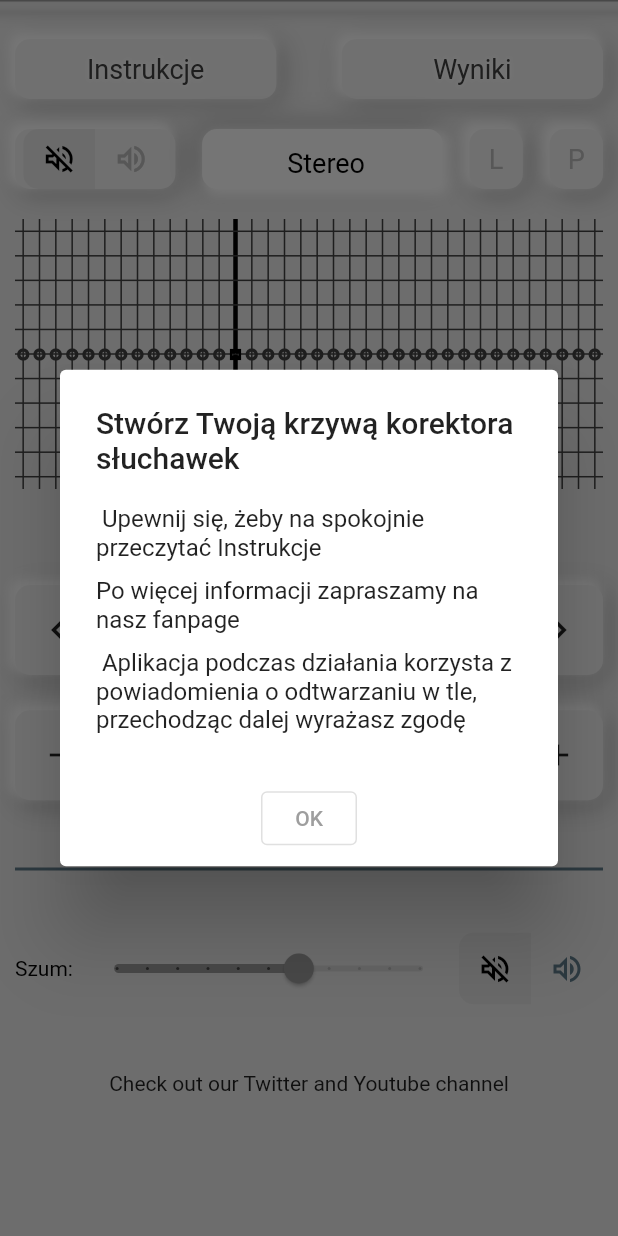
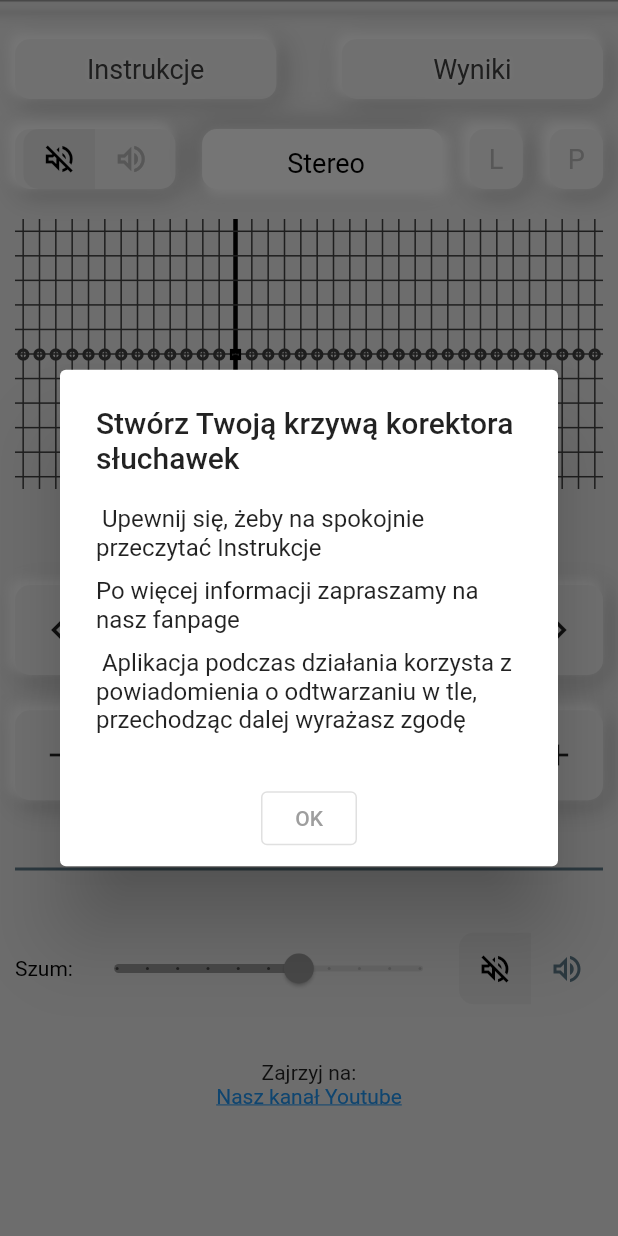
Before and after one commit to realbukaPL/headphone_tuning_curve_generator_pl, a Flutter app: the screen it shows after launch, on a phone screen of 412 x 824 dp. Run offline on Flutter 3.47's test engine with Material 2 defaults, Android fonts, the phone set to English and light mode, and no system bars; our stand-ins replace audioplayers, awesome_notifications, permission_handler.

Commit message:
Merge remote-tracking branch 'origin/master'

```diff
--- a/lib/main.dart
+++ b/lib/main.dart
@@ -8,10 +8,11 @@ if (dart.library.html) 'dart:html';
 import 'package:flutter/foundation.dart' show kIsWeb;
 import 'package:permission_handler/permission_handler.dart';
 import 'package:awesome_notifications/awesome_notifications.dart';
+import 'package:url_launcher/url_launcher_string.dart';
 import 'FrequencyLists.dart';
 
 import 'package:flutter/services.dart';
-
+import 'package:url_launcher/url_launcher.dart';
 
 
 //TODO libraries dart:js and dart:html cannot be loaded into Android as they are - a fix would be nice
@@ -272,7 +273,7 @@ List <Widget> startMessage=const [
 
   ];
 
-  String footerText = 'Check out our Twitter and Youtube channel';
+  String footerText = 'Zapraszamy na nasz kanał Youtube' ;
 
 
   //Methods:
@@ -657,7 +658,7 @@ List <Widget> startMessage=const [
     // Equalizer APO for Web (windows), then shows up pop-up window
 
     var filenameWavelet = 'WaveletPreset';
-    final myController = TextEditingController(text: 'MojPreset');
+    final myController = TextEditingController();
     filenameWavelet = myController.text;
     final waveletFileGenerator = List<dynamic>.generate(128, (e) => e++);
 //ignore Android storage permissions for web version
@@ -765,6 +766,7 @@ List <Widget> startMessage=const [
                         GestureDetector(
                             onTap: () {
                               if (!kIsWeb) {
+                                filenameWavelet = myController.text;
                                 final io.File file = io.File(
                                     '/storage/emulated/0/Download/$filenameWavelet.txt');
                                 file.writeAsString(waveletFileGenerator
@@ -784,8 +786,7 @@ List <Widget> startMessage=const [
                                                 MainAxisAlignment.spaceAround,
                                                 children: <Widget>[
                                                   Text(
-                                                      "Próba zapisu do folderu \"Pobrane\": "
-                                                          'Download/$filenameWavelet.txt'),
+                                                      "Próba zapisu do folderu \"Pobrane\":$filenameWavelet.txt"),
                                                   const SizedBox(height: 8),
                                                   const Text(
                                                       "Jeśli nie możesz odnaleźć pliku, skopiuj całość pola poniżej do notatnika i zapisz jako plik .txt"),
@@ -811,7 +812,7 @@ List <Widget> startMessage=const [
                                 //                                html.Blob(<List<int>>[presetAPO]),
                                 //                                '$filenameWavelet.txt'
                                 //                               ]);
-                                myController.clear();
+                             //   myController.clear();
                               }
                             },
                             child: AnimatedContainer(
@@ -1891,14 +1892,20 @@ List <Widget> startMessage=const [
                         .size
                         .height - 600).abs() / 6
                 ),
-                Container(height: 30,
-
-                  color: greyTone2,
-                  child: Center(
-                    child: Text(footerText),
+                 Column(
+                      children: <Widget>[
+                 const Text("Zajrzyj na:"),
+                        GestureDetector(
+                      child: const Text("Nasz kanał Youtube", style: TextStyle(decoration: TextDecoration.underline, color: Colors.blue)),
+                      onTap: () async {
+                        const url = 'https://www.youtube.com/channel/UCd3U_XYS1wxc17HZgZ3IOcw';
+                        launchUrlString(url);
+                      },
+                    ),]
+
                   ),
 
-                )
+
               ]),
 
 
--- a/pubspec.yaml
+++ b/pubspec.yaml
@@ -19,8 +19,9 @@ dependencies:
   awesome_notifications: ^0.6.21
   font_awesome_flutter: ^10.1.0
   flutter_launcher_icons: ^0.10.0
-  http: ^0.13.4
-  js: ^0.6.3
+  url_launcher: ^6.1.5
+  #http: ^0.13.4
+  #js: ^0.6.3
 
 flutter_icons:
   image_path: "assets/pictures/icon.png"
```
Also changed, not shown: assets/pictures/icon.png, pubspec.lock, 15 other files.
